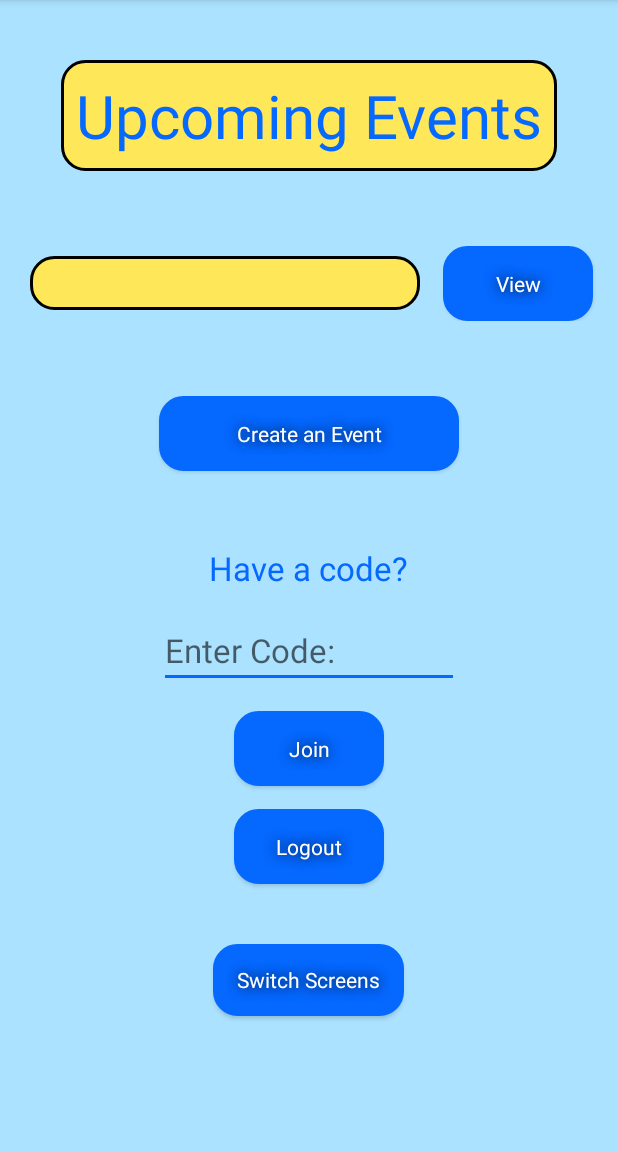
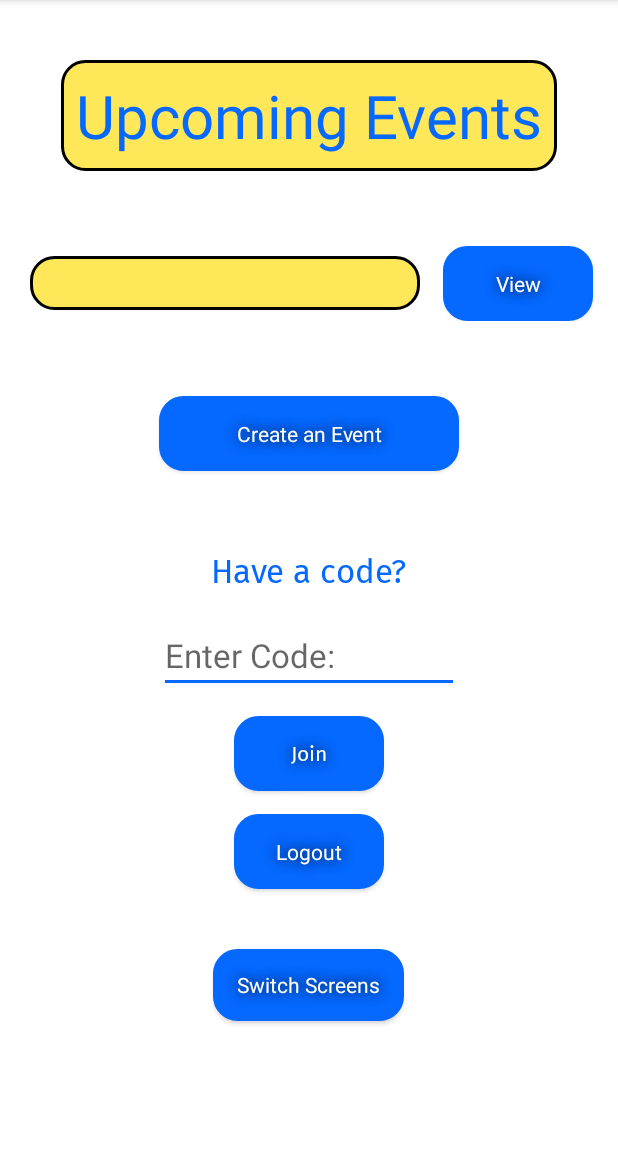
Before and after one commit to ddrewi/Palendar, an Android app: the screen it shows after launch once a user with an empty profile is signed in (HomeActivity), on a phone screen of 412 x 824 dp, the part 84-1236 px from its top. Run offline under Robolectric (Android 15) with nearby library versions, the phone set to English and light mode, and no system bars; our stand-ins replace Firebase (no records; nobody signed in at launch, a user with empty details on screens opened directly); Roboto replaces fonts that are not available here.

Commit message:
cleaned up some files

```diff
--- /dev/null
+++ b/app/src/main/res/font/fira_sans.xml
@@ -0,0 +1,7 @@
+<?xml version="1.0" encoding="utf-8"?>
+<font-family xmlns:app="http://schemas.android.com/apk/res-auto"
+        app:fontProviderAuthority="com.google.android.gms.fonts"
+        app:fontProviderPackage="com.google.android.gms"
+        app:fontProviderQuery="Fira Sans"
+        app:fontProviderCerts="@array/com_google_android_gms_fonts_certs">
+</font-family>
--- a/app/src/main/res/layout/activity_fill_schedule.xml
+++ b/app/src/main/res/layout/activity_fill_schedule.xml
@@ -24,6 +24,7 @@
         android:numColumns="4"
         android:rowCount="6"
         android:layout_marginTop="30dp"
+
         >
 
     </GridView>
--- a/app/src/main/res/layout/activity_home.xml
+++ b/app/src/main/res/layout/activity_home.xml
@@ -5,8 +5,7 @@
     android:layout_width="match_parent"
     android:layout_height="match_parent"
     tools:context=".HomeActivity"
-    android:orientation="vertical"
-    android:background="@color/primaryLightColor">
+    android:orientation="vertical">
 
     <TextView
         android:id="@+id/upcomingText"
@@ -64,12 +63,13 @@
 
     <TextView
         android:id="@+id/codeText"
+        style="@style/normalTextView"
         android:layout_width="wrap_content"
         android:layout_height="wrap_content"
-        android:text="Have a code?"
-        style="@style/normalTextView"
         android:layout_gravity="center"
-        android:layout_marginTop="@dimen/marginBetween"/>
+        android:layout_marginTop="@dimen/marginBetween"
+        android:fontFamily="@font/fira_sans"
+        android:text="Have a code?" />
 
     <EditText
         android:id="@+id/joinCodeEditText"
@@ -85,11 +85,12 @@
         style="@style/CustomButton"
         android:layout_width="@dimen/smallButtonWidth"
         android:layout_height="@dimen/buttonHeight"
+        android:layout_gravity="center"
+        android:layout_marginTop="@dimen/marginBetweenSmall"
+        android:fontFamily="@font/fira_sans"
+        android:onClick="joinEvent"
         android:text="Join"
-        android:onClick="joinEvent"
-        android:textColor="@color/primaryTextColor"
-        android:layout_gravity="center"
-        android:layout_marginTop="@dimen/marginBetweenSmall" />
+        android:textColor="@color/primaryTextColor" />
 
     <Button
         android:id="@+id/logout"
--- a/app/src/main/res/values/preloaded_fonts.xml
+++ b/app/src/main/res/values/preloaded_fonts.xml
@@ -4,5 +4,6 @@
         <item>@font/alef</item>
         <item>@font/baloo_bhai_2_medium</item>
         <item>@font/baloo_tammudu</item>
+        <item>@font/fira_sans</item>
     </array>
 </resources>
```
Also changed, not shown: app/src/main/java/com/example/palendar/GroupScheduleActivity.java (deleted, +0 -14 lines), app/src/main/res/layout/activity_group_schedule.xml (deleted, +0 -9 lines), app/src/main/res/layout/item_table_layout.xml (deleted, +0 -161 lines).
